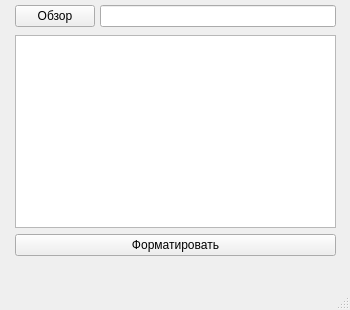
This is mainwindow.ui in dethwyn/AutoFormatTool as Qt 5 draws it before an edit. The edited form follows.
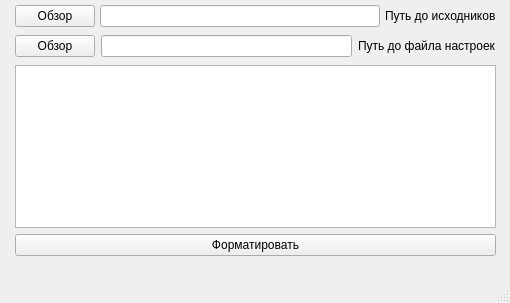
This is the edited form.

```diff
--- a/mainwindow.ui
+++ b/mainwindow.ui
@@ -6,8 +6,8 @@
    <rect>
     <x>0</x>
     <y>0</y>
-    <width>350</width>
-    <height>310</height>
+    <width>510</width>
+    <height>303</height>
    </rect>
   </property>
   <property name="windowTitle">
@@ -19,7 +19,7 @@
      <rect>
       <x>10</x>
       <y>0</y>
-      <width>331</width>
+      <width>491</width>
       <height>32</height>
      </rect>
     </property>
@@ -53,7 +53,21 @@
       </widget>
      </item>
      <item>
-      <widget class="QLineEdit" name="tbPath"/>
+      <widget class="QLineEdit" name="tbPath">
+       <property name="sizePolicy">
+        <sizepolicy hsizetype="Expanding" vsizetype="Fixed">
+         <horstretch>0</horstretch>
+         <verstretch>0</verstretch>
+        </sizepolicy>
+       </property>
+      </widget>
+     </item>
+     <item>
+      <widget class="QLabel" name="label">
+       <property name="text">
+        <string>Путь до исходников</string>
+       </property>
+      </widget>
      </item>
     </layout>
    </widget>
@@ -61,9 +75,9 @@
     <property name="geometry">
      <rect>
       <x>10</x>
-      <y>30</y>
-      <width>331</width>
-      <height>231</height>
+      <y>60</y>
+      <width>491</width>
+      <height>201</height>
      </rect>
     </property>
     <layout class="QVBoxLayout" name="verticalLayout">
@@ -94,6 +108,47 @@
      </item>
     </layout>
    </widget>
+   <widget class="QWidget" name="horizontalLayoutWidget_2">
+    <property name="geometry">
+     <rect>
+      <x>10</x>
+      <y>30</y>
+      <width>491</width>
+      <height>32</height>
+     </rect>
+    </property>
+    <layout class="QHBoxLayout" name="horizontalLayout_2">
+     <property name="leftMargin">
+      <number>5</number>
+     </property>
+     <property name="topMargin">
+      <number>5</number>
+     </property>
+     <property name="rightMargin">
+      <number>5</number>
+     </property>
+     <property name="bottomMargin">
+      <number>5</number>
+     </property>
+     <item>
+      <widget class="QPushButton" name="pbPathToOptions">
+       <property name="text">
+        <string>Обзор</string>
+       </property>
+      </widget>
+     </item>
+     <item>
+      <widget class="QLineEdit" name="tbPathToOptions"/>
+     </item>
+     <item>
+      <widget class="QLabel" name="label_2">
+       <property name="text">
+        <string>Путь до файла настроек</string>
+       </property>
+      </widget>
+     </item>
+    </layout>
+   </widget>
   </widget>
   <widget class="QMenuBar" name="menubar">
    <property name="geometry">
```
Left out of the diff: 4 changed lines with no effect on the pictures.
